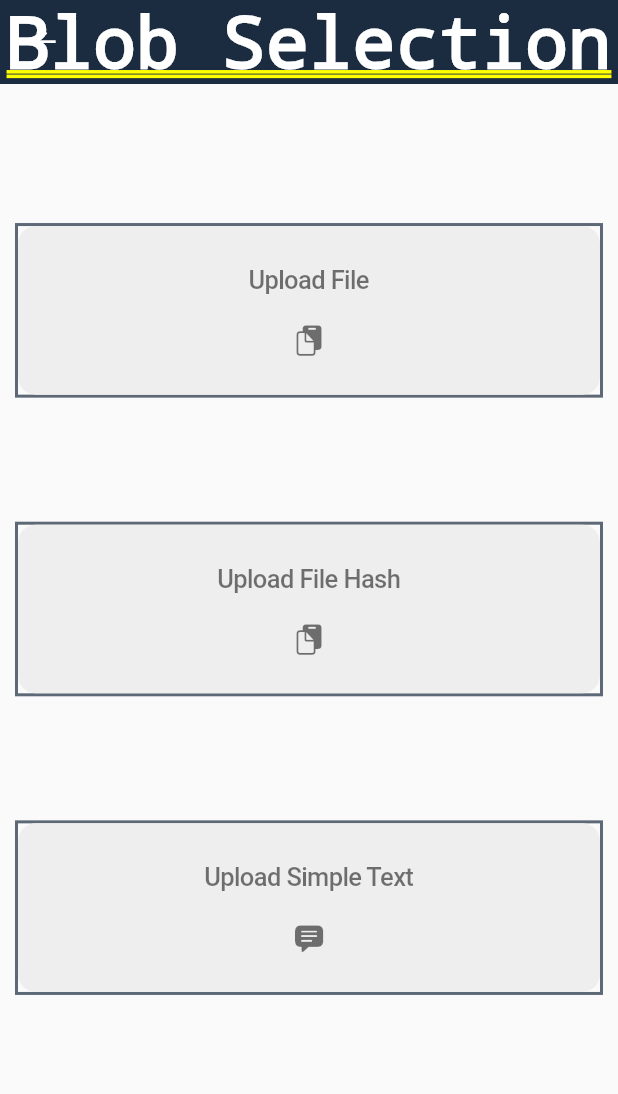
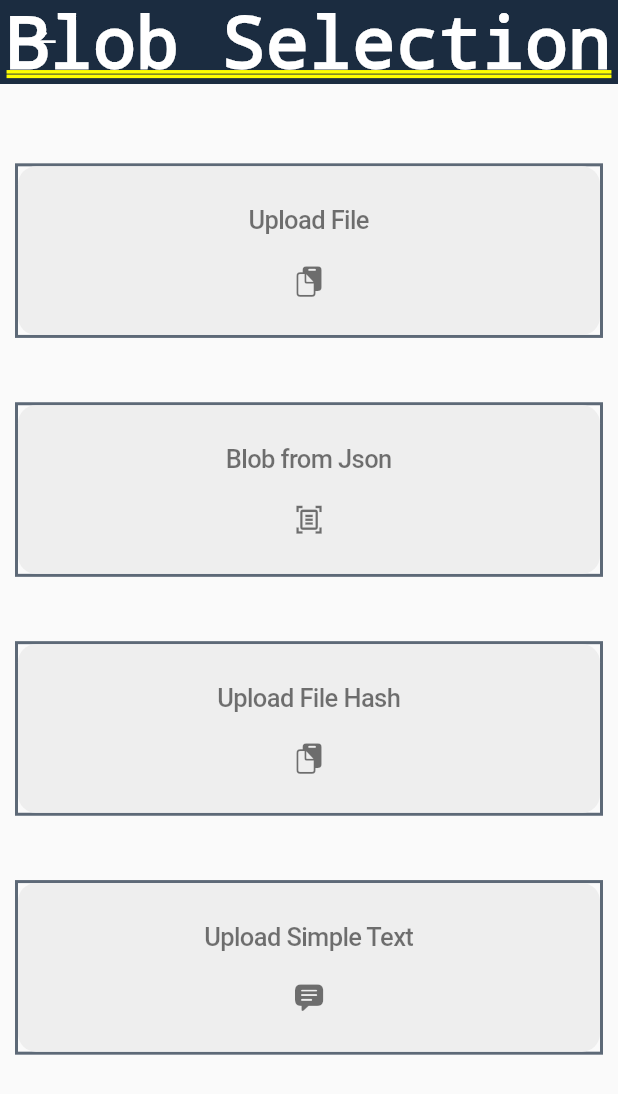
Before and after one commit to takamaka-dev/dart_wallet_v2, a Flutter app: the Blob screen opened directly, on a phone screen of 412 x 824 dp. Shown: the top 1094 px of the screen. Run offline on Flutter 3.47's test engine with Material 2 defaults, Android fonts, the phone set to English and light mode, and no system bars; our stand-ins replace animated_splash_screen, easy_localization, file_picker, flutter_dotenv, loader_overlay, page_transition; missing offline and left inert: cryptography, io_takamaka_core_wallet, pointycastle, qr_code_dart_scan; project files that could hold a hidden picture were left out.

Commit message:
aggiunta funzionalita' di scansionare una transazione di metadati da qr e inviarli come blob

```diff
--- a/assets/translations/en.json
+++ b/assets/translations/en.json
@@ -99,5 +99,6 @@
   "qrselection" : "Qr Selection",
   "signForLogin" : "Sign for Login",
   "loginSelectWallet" : "Login select wallet",
-  "notAllowedQrDesktop": "Qr code scan is not allowed for desktop versions"
+  "notAllowedQrDesktop": "Qr code scan is not allowed for desktop versions",
+  "blobFromJson" : "Blob from Json"
 }
--- a/assets/translations/it.json
+++ b/assets/translations/it.json
@@ -99,5 +99,6 @@
   "qrselection" : "Seleziona Qr",
   "signForLogin" : "Firma per login",
   "loginSelectWallet" : "Login wallet selezionato",
-  "notAllowedQrDesktop": "Lo scan dei Qr non è permesso per le versioni desktop"
+  "notAllowedQrDesktop": "Lo scan dei Qr non è permesso per le versioni desktop",
+  "blobFromJson" : "Blob da Json"
 }
--- a/lib/screens/transactions/blob/blob.dart
+++ b/lib/screens/transactions/blob/blob.dart
@@ -1,5 +1,6 @@
 import 'package:dart_wallet_v2/screens/transactions/blob/blob_file.dart';
 import 'package:dart_wallet_v2/screens/transactions/blob/blob_text.dart';
+import 'package:dart_wallet_v2/screens/transactions/blob_metadata/blob_metadata.dart';
 import 'package:easy_localization/easy_localization.dart';
 import 'package:flutter/cupertino.dart';
 import 'package:flutter/material.dart';
@@ -110,6 +111,46 @@ class Blob extends StatelessWidget {
                     child: CupertinoButton(
                         color: Colors.grey.shade200,
                         onPressed: () => {
+                          Navigator.of(context).push(
+                              CupertinoPageRoute<void>(
+                                  builder: (BuildContext context) {
+                                    return const BlobMetadata();
+                                  }))
+                        },
+                        child: Column(
+                            mainAxisAlignment: MainAxisAlignment.center,
+                            mainAxisSize: MainAxisSize.min,
+                            children: [
+                              const SizedBox(height: 10),
+                              const Text('blobFromJson',
+                                  style: TextStyle(
+                                      color: Colors.black54,
+                                      fontWeight: FontWeight.w500))
+                                  .tr(),
+                              const SizedBox(height: 20),
+                              const Icon(Icons.document_scanner_outlined,
+                                  color: Colors.black54),
+                              const SizedBox(height: 10),
+                            ]))),
+                Container(
+                    decoration: BoxDecoration(
+                        border: Border(
+                            left: BorderSide(
+                                color: Styles.takamakaColor.withOpacity(0.7),
+                                width: 2.0),
+                            right: BorderSide(
+                                color: Styles.takamakaColor.withOpacity(0.7),
+                                width: 2.0),
+                            top: BorderSide(
+                                color: Styles.takamakaColor.withOpacity(0.7),
+                                width: 2.0),
+                            bottom: BorderSide(
+                                color: Styles.takamakaColor.withOpacity(0.7),
+                                width: 2.0))),
+                    width: double.infinity,
+                    child: CupertinoButton(
+                        color: Colors.grey.shade200,
+                        onPressed: () => {
                               Navigator.of(context).push(
                                   CupertinoPageRoute<void>(
                                       builder: (BuildContext context) {
```
Also changed, not shown: lib/screens/transactions/blob_metadata/blob_metadata.dart (added, +232 -0 lines).
